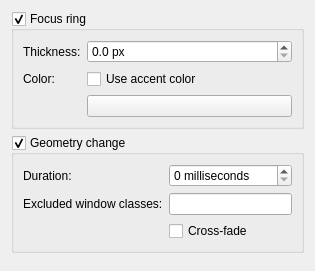
Above: src/karouselfxeffectconfig.ui from lucasobx/karousel-fx before the change. Below: the same form after it.
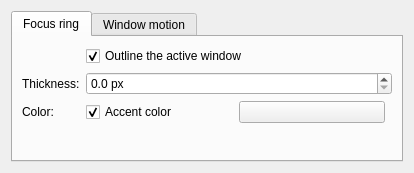
That is the form after the change. Custom widgets are drawn as their Qt base class.

Commit message: add settings tabs, rename window motion

Diff of the .ui file:
```diff
--- a/src/karouselfxeffectconfig.ui
+++ b/src/karouselfxeffectconfig.ui
@@ -4,15 +4,26 @@
  <widget class="QWidget" name="KarouselFxEffectConfig">
   <layout class="QVBoxLayout" name="verticalLayout">
    <item>
-    <widget class="QGroupBox" name="kcfg_FocusRingEnabled">
-     <property name="title">
+    <widget class="QTabWidget" name="tabWidget">
+     <property name="currentIndex">
+      <number>0</number>
+     </property>
+     <widget class="QWidget" name="focusRingTab">
+      <attribute name="title">
       <string>Focus ring</string>
-     </property>
-     <property name="checkable">
-      <bool>true</bool>
-     </property>
+      </attribute>
      <layout class="QFormLayout" name="focusRingLayout">
-      <item row="0" column="0">
+       <item row="0" column="1">
+        <widget class="QCheckBox" name="kcfg_FocusRingEnabled">
+         <property name="text">
+          <string>Outline the active window</string>
+         </property>
+         <property name="checked">
+          <bool>true</bool>
+         </property>
+        </widget>
+       </item>
+       <item row="1" column="0">
        <widget class="QLabel" name="focusRingThicknessLabel">
         <property name="text">
          <string>Thickness:</string>
@@ -22,7 +33,7 @@
         </property>
        </widget>
       </item>
-      <item row="0" column="1">
+       <item row="1" column="1">
        <widget class="QDoubleSpinBox" name="kcfg_FocusRingThickness">
         <property name="suffix">
          <string> px</string>
@@ -35,7 +46,7 @@
         </property>
        </widget>
       </item>
-      <item row="1" column="0">
+       <item row="2" column="0">
        <widget class="QLabel" name="focusRingColorLabel">
         <property name="text">
          <string>Color:</string>
@@ -45,29 +56,52 @@
         </property>
        </widget>
       </item>
-      <item row="1" column="1">
+       <item row="2" column="1">
+        <layout class="QHBoxLayout" name="focusRingColorLayout">
+         <item>
        <widget class="QCheckBox" name="kcfg_FocusRingUseAccentColor">
         <property name="text">
-         <string>Use accent color</string>
-        </property>
-       </widget>
-      </item>
-      <item row="2" column="1">
-       <widget class="KColorButton" name="kcfg_FocusRingColor"/>
-      </item>
-     </layout>
-    </widget>
-   </item>
-   <item>
-    <widget class="QGroupBox" name="kcfg_GeometryChangeEnabled">
-     <property name="title">
-      <string>Geometry change</string>
-     </property>
-     <property name="checkable">
+            <string>Accent color</string>
+           </property>
+           <property name="checked">
       <bool>true</bool>
      </property>
+          </widget>
+         </item>
+         <item>
+          <widget class="KColorButton" name="kcfg_FocusRingColor">
+           <property name="visible">
+            <bool>false</bool>
+           </property>
+          </widget>
+         </item>
+         <item>
+          <spacer name="focusRingColorSpacer">
+           <property name="orientation">
+            <enum>Qt::Horizontal</enum>
+           </property>
+          </spacer>
+         </item>
+        </layout>
+       </item>
+      </layout>
+     </widget>
+     <widget class="QWidget" name="geometryChangeTab">
+      <attribute name="title">
+       <string>Window motion</string>
+      </attribute>
      <layout class="QFormLayout" name="geometryChangeLayout">
-      <item row="0" column="0">
+       <item row="0" column="1">
+        <widget class="QCheckBox" name="kcfg_GeometryChangeEnabled">
+         <property name="text">
+          <string>Animate windows that move or resize</string>
+         </property>
+         <property name="checked">
+          <bool>true</bool>
+         </property>
+        </widget>
+       </item>
+       <item row="1" column="0">
        <widget class="QLabel" name="geometryChangeDurationLabel">
         <property name="text">
          <string>Duration:</string>
@@ -77,10 +111,10 @@
         </property>
        </widget>
       </item>
-      <item row="0" column="1">
+       <item row="1" column="1">
        <widget class="QSpinBox" name="kcfg_GeometryChangeDuration">
         <property name="suffix">
-         <string> milliseconds</string>
+          <string> ms</string>
         </property>
         <property name="maximum">
          <number>9999</number>
@@ -90,7 +124,24 @@
         </property>
        </widget>
       </item>
-      <item row="1" column="0">
+       <item row="2" column="0">
+        <widget class="QLabel" name="geometryChangeCrossFadeLabel">
+         <property name="text">
+          <string>Contents:</string>
+         </property>
+         <property name="buddy">
+          <cstring>kcfg_GeometryChangeCrossFade</cstring>
+         </property>
+        </widget>
+       </item>
+       <item row="2" column="1">
+        <widget class="QCheckBox" name="kcfg_GeometryChangeCrossFade">
+         <property name="text">
+          <string>Cross-fade while animating</string>
+         </property>
+        </widget>
+       </item>
+       <item row="3" column="0">
        <widget class="QLabel" name="geometryChangeExcludedWindowClassesLabel">
         <property name="text">
          <string>Excluded window classes:</string>
@@ -100,25 +151,12 @@
         </property>
        </widget>
       </item>
-      <item row="1" column="1">
+       <item row="3" column="1">
        <widget class="QLineEdit" name="kcfg_GeometryChangeExcludedWindowClasses"/>
       </item>
-      <item row="2" column="1">
-       <widget class="QCheckBox" name="kcfg_GeometryChangeCrossFade">
-        <property name="text">
-         <string>Cross-fade</string>
-        </property>
-       </widget>
-      </item>
-     </layout>
-    </widget>
-   </item>
-   <item>
-    <spacer name="verticalSpacer">
-     <property name="orientation">
-      <enum>Qt::Vertical</enum>
-     </property>
-    </spacer>
+      </layout>
+     </widget>
+    </widget>
    </item>
   </layout>
  </widget>
```
Left out of the diff: 68 changed lines with no effect on the pictures. Lines whose indentation alone changed are shown as unchanged.
